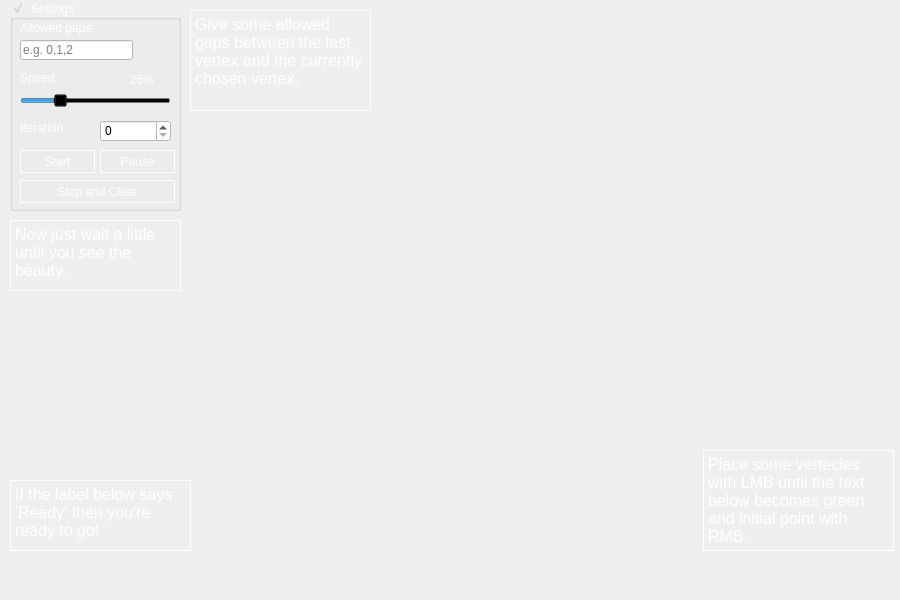
notemissary/Coursework, file gui.ui: the form before one commit.
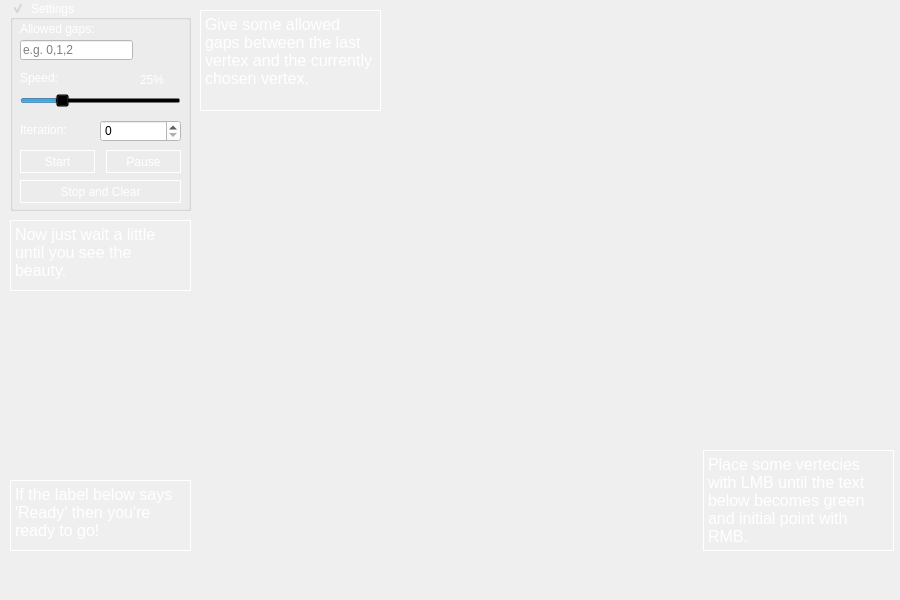
The form after the commit. Icons and pictures are not drawn.

```diff
--- a/gui.ui
+++ b/gui.ui
@@ -35,7 +35,7 @@
      <rect>
       <x>10</x>
       <y>0</y>
-      <width>171</width>
+      <width>181</width>
       <height>211</height>
      </rect>
     </property>
@@ -58,7 +58,7 @@
       <rect>
        <x>10</x>
        <y>90</y>
-       <width>151</width>
+       <width>161</width>
        <height>22</height>
       </rect>
      </property>
@@ -87,7 +87,7 @@
     <widget class="QPushButton" name="pauseButton">
      <property name="geometry">
       <rect>
-       <x>90</x>
+       <x>96</x>
        <y>150</y>
        <width>75</width>
        <height>23</height>
@@ -115,7 +115,7 @@
       <rect>
        <x>10</x>
        <y>180</y>
-       <width>155</width>
+       <width>161</width>
        <height>23</height>
       </rect>
      </property>
@@ -155,12 +155,15 @@
      <property name="textFormat">
       <enum>Qt::AutoText</enum>
      </property>
+     <property name="alignment">
+      <set>Qt::AlignBottom|Qt::AlignLeading|Qt::AlignLeft</set>
+     </property>
     </widget>
     <widget class="QLabel" name="label_3">
      <property name="geometry">
       <rect>
        <x>10</x>
-       <y>120</y>
+       <y>122</y>
        <width>81</width>
        <height>16</height>
       </rect>
@@ -202,7 +205,7 @@
     <widget class="QLabel" name="speed_label">
      <property name="geometry">
       <rect>
-       <x>120</x>
+       <x>130</x>
        <y>70</y>
        <width>41</width>
        <height>20</height>
@@ -268,7 +271,7 @@
       <rect>
        <x>90</x>
        <y>120</y>
-       <width>71</width>
+       <width>81</width>
        <height>22</height>
       </rect>
      </property>
@@ -316,7 +319,7 @@
    <widget class="QTextEdit" name="textEdit_2">
     <property name="geometry">
      <rect>
-      <x>190</x>
+      <x>200</x>
       <y>10</y>
       <width>181</width>
       <height>101</height>
@@ -374,7 +377,7 @@
      <rect>
       <x>10</x>
       <y>220</y>
-      <width>171</width>
+      <width>181</width>
       <height>71</height>
      </rect>
     </property>
```
Left out of the diff: 39 changed lines with no effect on the pictures.
